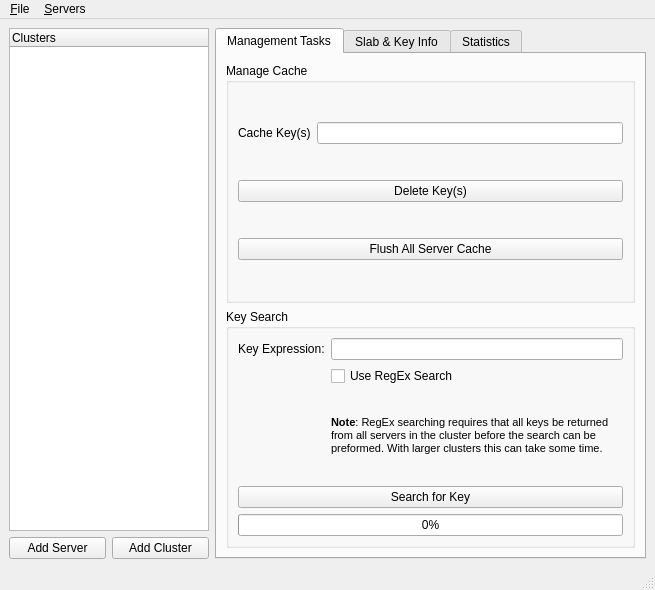
The window that GUI/MainWindow.ui (licface/memcached-manager) describes before a commit, drawn with Qt 5.
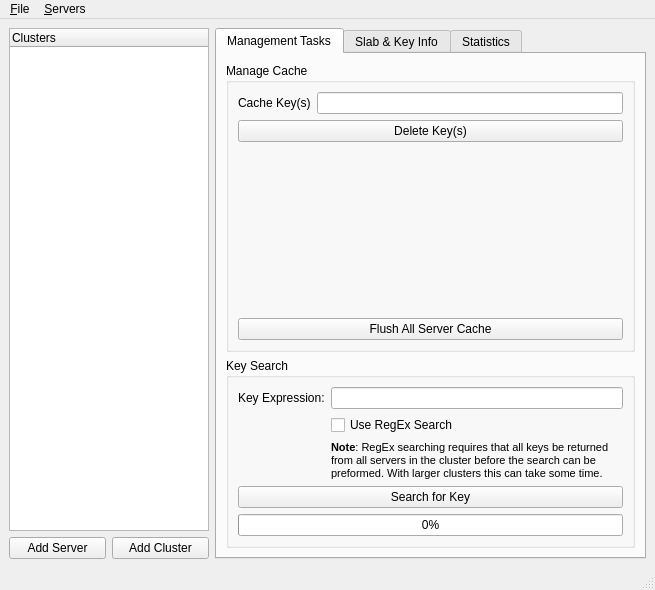
The same window after the commit.

```diff
--- a/GUI/MainWindow.ui
+++ b/GUI/MainWindow.ui
@@ -125,6 +125,19 @@
              </property>
             </widget>
            </item>
+           <item>
+            <spacer name="verticalSpacer" >
+             <property name="orientation" >
+              <enum>Qt::Vertical</enum>
+             </property>
+             <property name="sizeHint" stdset="0" >
+              <size>
+               <width>20</width>
+               <height>40</height>
+              </size>
+             </property>
+            </spacer>
+           </item>
            <item>
             <widget class="QPushButton" name="btnFlushCache" >
              <property name="toolTip" >
```
